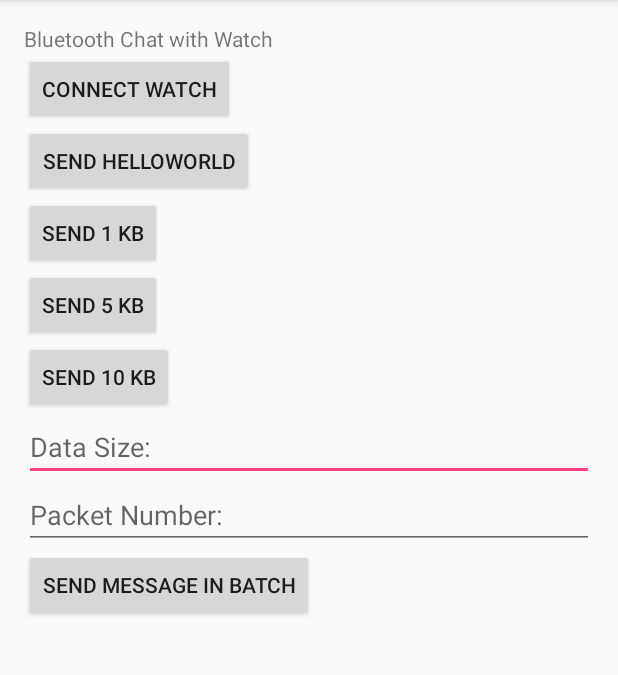
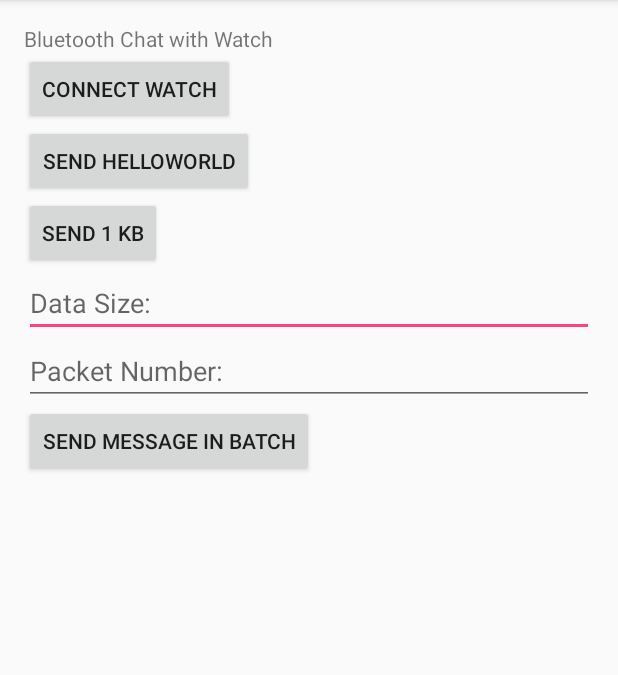
Before and after one commit to SBUNetSys/Utility-Tool, an Android app: the screen it shows after launch (MainActivity), on a phone screen of 412 x 824 dp, the part 84-759 px from its top. Run offline under Robolectric (Android 15) with nearby library versions, the light colour scheme and no system bars; libraries missing offline, so code that uses them is left out: com.google.android.gms.

Commit message:
remove useless buttons

```diff
--- a/BluetoothWear/mobile/src/main/java/com/example/jianxu/bluetoothwear/MainActivity.java
+++ b/BluetoothWear/mobile/src/main/java/com/example/jianxu/bluetoothwear/MainActivity.java
@@ -88,27 +88,6 @@ public class MainActivity extends AppCompatActivity {
             }
         });
 
-        // Sending 5KB data
-        Button send5KBtn = (Button) findViewById(R.id.send5KB);
-        send5KBtn.setOnClickListener(new View.OnClickListener() {
-            @Override
-            public void onClick(View v) {
-                int length = 5 * 1024;
-                String sendStr = constructKBMsg(length);
-                sendMessage(sendStr);
-            }
-        });
-
-        // Sending 10KB data
-        Button send10KBtn = (Button) findViewById(R.id.send10KB);
-        send10KBtn.setOnClickListener(new View.OnClickListener() {
-            @Override
-            public void onClick(View v) {
-                int length = 10 * 1024;
-                String sendStr = constructKBMsg(length);
-                sendMessage(sendStr);
-            }
-        });
 
 
         Button sendBatch = (Button) findViewById(R.id.sendMsgBatch);
--- a/BluetoothWear/mobile/src/main/res/layout/activity_main.xml
+++ b/BluetoothWear/mobile/src/main/res/layout/activity_main.xml
@@ -33,17 +33,6 @@
         android:layout_height="wrap_content"
         android:text="Send 1 KB"/>
 
-    <Button
-        android:id="@+id/send5KB"
-        android:layout_width="wrap_content"
-        android:layout_height="wrap_content"
-        android:text="Send 5 KB"/>
-
-    <Button
-        android:id="@+id/send10KB"
-        android:layout_width="wrap_content"
-        android:layout_height="wrap_content"
-        android:text="Send 10 KB"/>
 
     <EditText
         android:id="@+id/packetSize"
```
